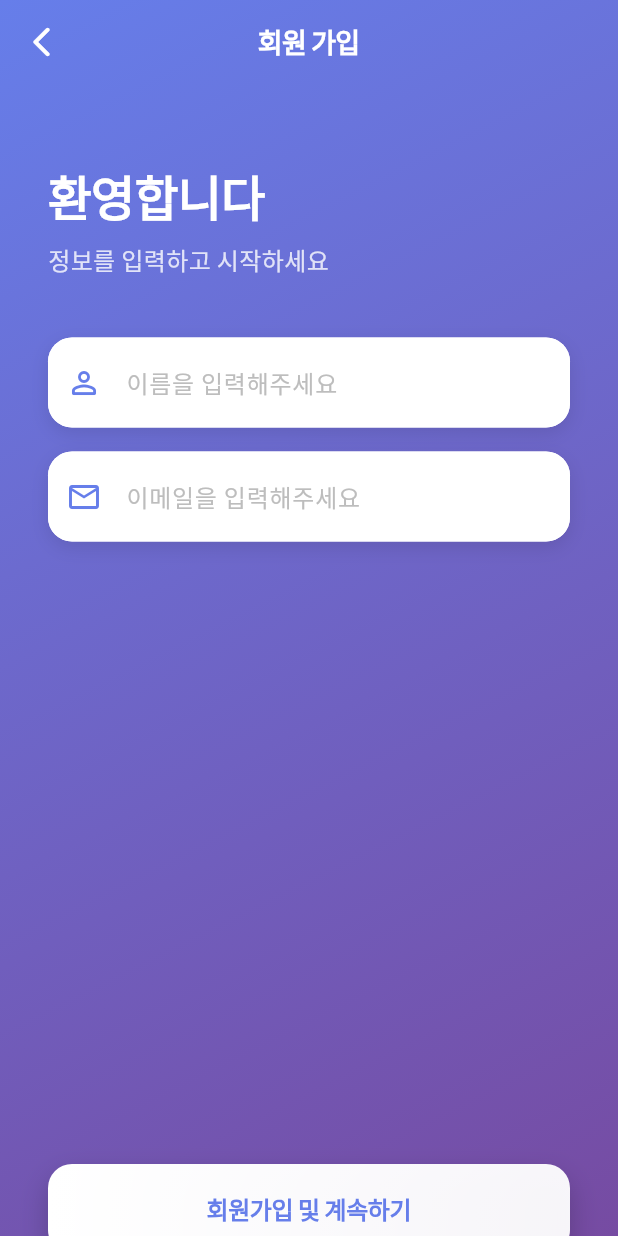
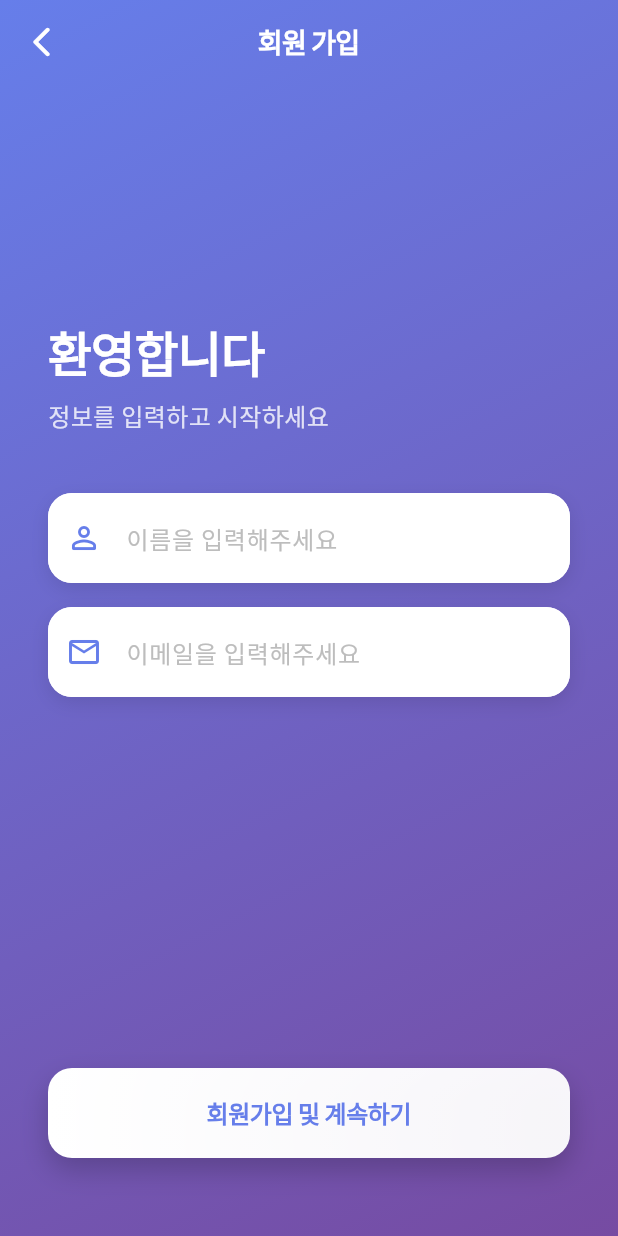
Before and after one commit to naim-kim/tremor_test_FE, a Flutter app: the SignupScreen screen opened directly, on a phone screen of 412 x 824 dp. Run offline on Flutter 3.47's test engine with Material 3 defaults, Android fonts, the phone set to English and light mode, and no system bars; our stand-ins replace flutter_dotenv, hive, hive_flutter, shared_preferences; missing offline and left inert: scidart; accounts and stored records are empty.

Commit message:
fix: remove unwanted scroll on signup screen

```diff
--- a/lib/screens/signup_screen.dart
+++ b/lib/screens/signup_screen.dart
@@ -85,35 +85,22 @@ class _SignupScreenState extends State<SignupScreen> {
   }
 
   Widget _buildForm() {
-    return LayoutBuilder(
-      builder: (context, constraints) {
-        return SingleChildScrollView(
+    return Padding(
       padding: const EdgeInsets.all(_horizontalPadding),
-          child: ConstrainedBox(
-            constraints: BoxConstraints(minHeight: constraints.maxHeight),
-            child: IntrinsicHeight(
-              child: Form(
-                key: _formKey,
       child: Column(
         crossAxisAlignment: CrossAxisAlignment.stretch,
         children: [
-                    const SizedBox(height: 20),
+          const Spacer(),
           _buildWelcomeText(),
           const SizedBox(height: 40),
           _buildNameField(),
           const SizedBox(height: 16),
           _buildEmailField(),
-                    const Spacer(),
-                    const SizedBox(height: 40),
+          const Spacer(flex: 2),
           _buildSubmitButton(),
           const SizedBox(height: 20),
         ],
       ),
-              ),
-            ),
-          ),
-        );
-      },
     );
   }
 
```
Lines whose indentation alone changed are shown as unchanged.
